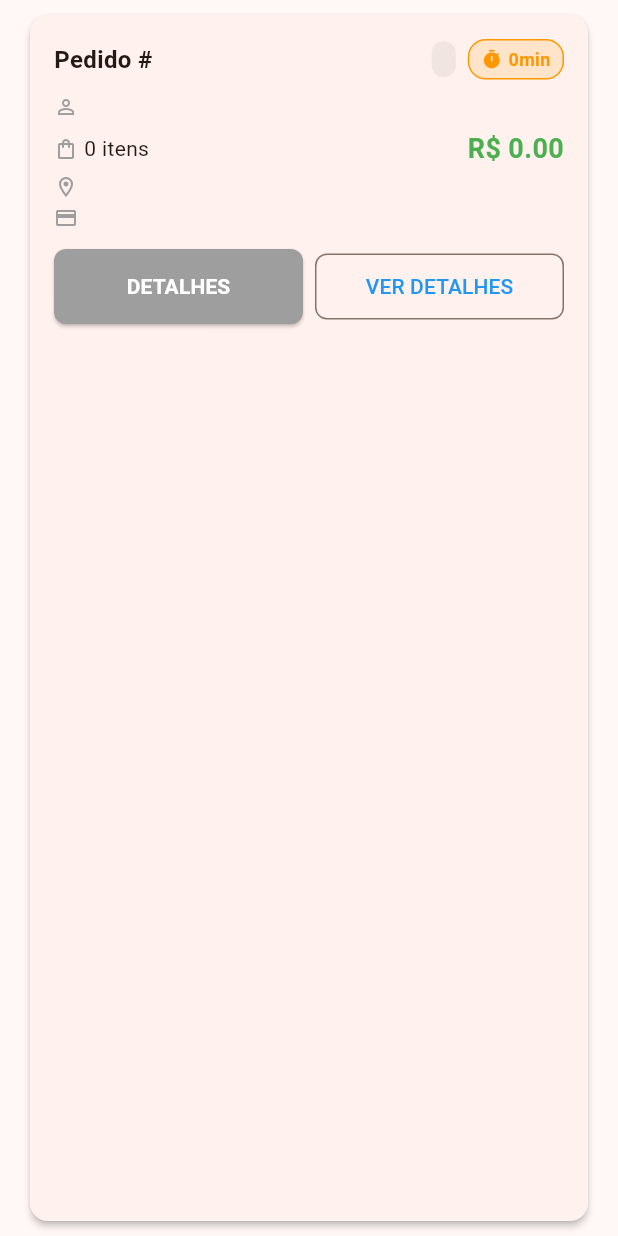
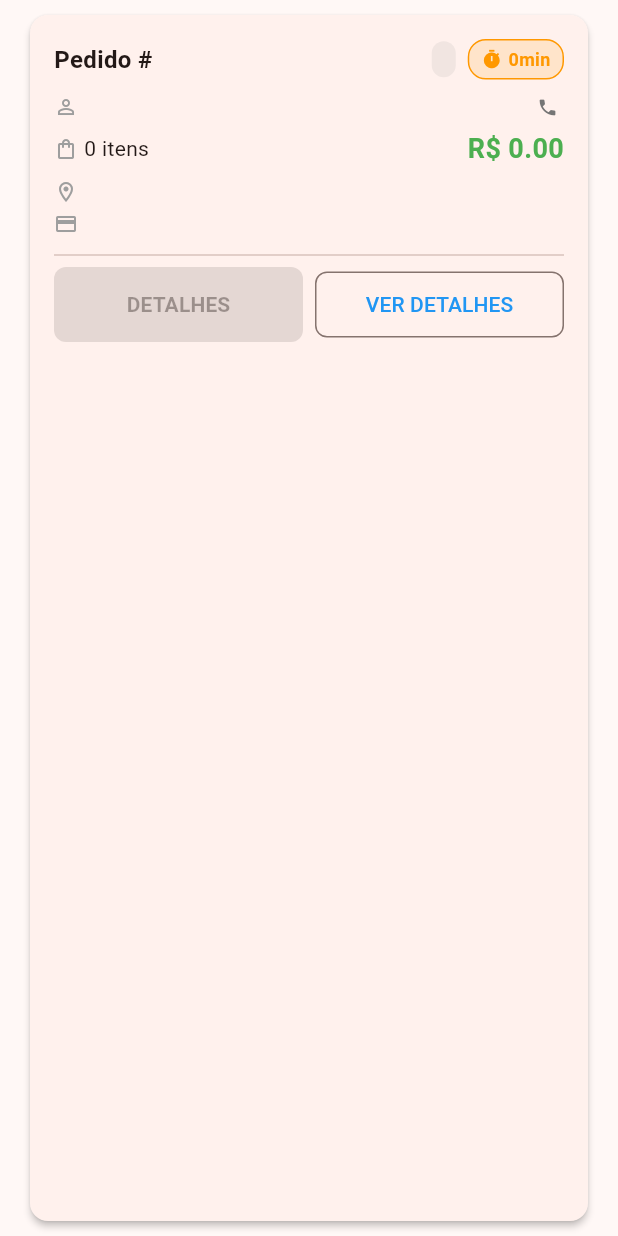
Before and after one commit to cassiotribeiro90/QuiManda, a Flutter app: the PedidoCardWidget widget shown alone on an empty page, opened directly with empty values, on a phone screen of 412 x 824 dp. Run offline on Flutter 3.47's test engine with Material 3 defaults, Android fonts, the phone set to English and light mode, and no system bars; our stand-ins replace dio, equatable, flutter_bloc, get_it, mask_text_input_formatter, shared_preferences; accounts and stored records are empty.

Commit message:
tela de pedidos

```diff
--- a/lib/app/di/dependencies.dart
+++ b/lib/app/di/dependencies.dart
@@ -44,8 +44,8 @@ Future<void> setupDependencies() async {
 
   // Pedidos
   getIt.registerLazySingleton<PedidosService>(() => PedidosService(getIt<ApiClient>()));
-  getIt.registerLazySingleton<PedidosRepository>(() => PedidosRepository(getIt<PedidosService>()));
-  getIt.registerFactory<PedidosCubit>(() => PedidosCubit(getIt<PedidosRepository>()));
+  getIt.registerLazySingleton<PedidoRepository>(() => PedidoRepository(getIt<PedidosService>()));
+  getIt.registerFactory<PedidosCubit>(() => PedidosCubit(getIt<PedidoRepository>()));
 
   // Produtos
   getIt.registerLazySingleton<ProdutosRepository>(() => ProdutosRepository(getIt<ApiClient>()));
--- a/lib/app/modules/pedidos/cubit/pedidos_cubit.dart
+++ b/lib/app/modules/pedidos/cubit/pedidos_cubit.dart
@@ -4,7 +4,7 @@ import 'pedidos_state.dart';
 import '../repository/pedidos_repository.dart';
 
 class PedidosCubit extends Cubit<PedidosState> {
-  final PedidosRepository _repository;
+  final PedidoRepository _repository;
 
   // 🔥 Manter o estado atual para fazer merge
   PedidosLoaded? _currentLoadedState;
--- /dev/null
+++ b/lib/app/modules/pedidos/model/pedido_item_model.dart
@@ -0,0 +1,35 @@
+// lib/app/modules/pedidos/model/pedido_item_model.dart
+import 'package:equatable/equatable.dart';
+
+class PedidoItemModel extends Equatable {
+  final String nome;
+  final int quantidade;
+  final double precoUnitario;
+  final double total;
+
+  const PedidoItemModel({
+    required this.nome,
+    required this.quantidade,
+    required this.precoUnitario,
+    required this.total,
+  });
+
+  factory PedidoItemModel.fromJson(Map<String, dynamic> json) {
+    return PedidoItemModel(
+      nome: json['nome']?.toString() ?? '',
+      quantidade: (json['quantidade'] as num?)?.toInt() ?? 0,
+      precoUnitario: (json['preco_unitario'] as num?)?.toDouble() ?? 0.0,
+      total: (json['total'] as num?)?.toDouble() ?? 0.0,
+    );
+  }
+
+  Map<String, dynamic> toJson() => {
+    'nome': nome,
+    'quantidade': quantidade,
+    'preco_unitario': precoUnitario,
+    'total': total,
+  };
+
+  @override
+  List<Object?> get props => [nome, quantidade, precoUnitario, total];
+}
--- a/lib/app/modules/pedidos/model/pedido_model.dart
+++ b/lib/app/modules/pedidos/model/pedido_model.dart
@@ -1,46 +1,44 @@
 // lib/app/modules/pedidos/model/pedido_model.dart
+import 'dart:convert';
 import 'package:equatable/equatable.dart';
+import 'pedido_item_model.dart';
 
 class PedidoModel extends Equatable {
   final int id;
   final String? codigo;
   final String? clienteNome;
+  final String? clienteTelefone;
   final int lojaId;
   final String status;
   final double total;
-  final String? criadoEm;
-  final int tempoEspera;
-  final int naoLidas;
-  final List<PedidoItemModel>? itens;
-  final String? clienteTelefone;
   final double? subtotal;
   final double? taxaEntrega;
   final double? desconto;
   final String? formaPagamento;
   final String? pagamentoStatus;
   final double? trocoPara;
-  final dynamic enderecoEntrega;
+  final dynamic enderecoEntrega; // pode ser Map ou String
+  final List<PedidoItemModel> itens;
   final String? observacoes;
   final double? distanciaKm;
   final int? tempoEsperaMin;
+  final String? criadoEm;
   final String? dataConfirmacao;
   final String? dataPreparo;
   final String? dataSaida;
   final String? dataEntrega;
   final dynamic entregador;
+  final int tempoEspera;
+  final int naoLidas;
 
   const PedidoModel({
     required this.id,
     this.codigo,
     this.clienteNome,
+    this.clienteTelefone,
     required this.lojaId,
     required this.status,
     required this.total,
-    this.criadoEm,
-    this.tempoEspera = 0,
-    this.naoLidas = 0,
-    this.itens,
-    this.clienteTelefone,
     this.subtotal,
     this.taxaEntrega,
     this.desconto,
@@ -48,60 +46,80 @@ class PedidoModel extends Equatable {
     this.pagamentoStatus,
     this.trocoPara,
     this.enderecoEntrega,
+    this.itens = const [],
     this.observacoes,
     this.distanciaKm,
     this.tempoEsperaMin,
+    this.criadoEm,
     this.dataConfirmacao,
     this.dataPreparo,
     this.dataSaida,
     this.dataEntrega,
     this.entregador,
+    this.tempoEspera = 0,
+    this.naoLidas = 0,
   });
 
   factory PedidoModel.fromJson(Map<String, dynamic> json) {
+    // Processar itens
+    List<PedidoItemModel> itens = [];
+    if (json['itens'] != null) {
+      if (json['itens'] is List) {
+        itens = (json['itens'] as List)
+            .map((e) => PedidoItemModel.fromJson(e))
+            .toList();
+      }
+    }
+
+    // Processar endereço
+    dynamic endereco = json['endereco_entrega'];
+    if (endereco is String && endereco.startsWith('{')) {
+      try {
+        endereco = jsonDecode(endereco);
+      } catch (_) {}
+    }
+
     return PedidoModel(
       id: json['id'] as int? ?? 0,
       codigo: json['codigo']?.toString(),
       clienteNome: json['cliente_nome']?.toString(),
+      clienteTelefone: json['cliente_telefone']?.toString(),
       lojaId: json['loja_id'] as int? ?? 0,
       status: json['status']?.toString() ?? 'novo',
       total: (json['total'] as num?)?.toDouble() ?? 0.0,
-      criadoEm: json['criado_em']?.toString(),
-      tempoEspera: json['tempo_espera'] as int? ?? 0,
-      naoLidas: json['nao_lidas'] as int? ?? 0,
-      itens: (json['itens'] as List?)?.map((e) => PedidoItemModel.fromJson(e)).toList(),
-      clienteTelefone: json['cliente_telefone']?.toString(),
       subtotal: (json['subtotal'] as num?)?.toDouble(),
       taxaEntrega: (json['taxa_entrega'] as num?)?.toDouble(),
       desconto: (json['desconto'] as num?)?.toDouble(),
       formaPagamento: json['forma_pagamento']?.toString(),
       pagamentoStatus: json['pagamento_status']?.toString(),
       trocoPara: (json['troco_para'] as num?)?.toDouble(),
-      enderecoEntrega: json['endereco_entrega'],
+      enderecoEntrega: endereco,
+      itens: itens,
       observacoes: json['observacoes']?.toString(),
       distanciaKm: (json['distancia_km'] as num?)?.toDouble(),
       tempoEsperaMin: json['tempo_espera_min'] as int?,
+      criadoEm: json['criado_em']?.toString(),
       dataConfirmacao: json['data_confirmacao']?.toString(),
       dataPreparo: json['data_preparo']?.toString(),
       dataSaida: json['data_saida']?.toString(),
       dataEntrega: json['data_entrega']?.toString(),
       entregador: json['entregador'],
+      tempoEspera: json['tempo_espera'] as int? ?? 0,
+      naoLidas: json['nao_lidas'] as int? ?? 0,
     );
   }
 
-  bool get isAtivo => ['novo', 'em_preparo', 'pronto', 'saiu', 'aguardando', 'confirmado'].contains(status);
   bool get isNovo => status == 'novo';
-  bool get isEmPreparo => status == 'em_preparo';
+  bool get isEmPreparo => status == 'em_preparo' || status == 'preparando';
   bool get isPronto => status == 'pronto';
   bool get isSaiu => status == 'saiu';
-  bool get isEntregue => status == 'entregue';
-  bool get isCancelado => status == 'cancelado';
-  bool get isRecusado => status == 'recusado';
+  bool get isPreparando => isEmPreparo;
 
   String get statusLabel {
     switch (status) {
       case 'novo': return 'Novo';
-      case 'em_preparo': return 'Em preparo';
+      case 'em_preparo':
+      case 'preparando': return 'Em preparo';
       case 'pronto': return 'Pronto';
       case 'saiu': return 'Saiu para entrega';
       case 'entregue': return 'Entregue';
@@ -114,29 +132,3 @@ class PedidoModel extends Equatable {
   @override
   List<Object?> get props => [id, status, total, tempoEspera, naoLidas];
 }
-
-class PedidoItemModel extends Equatable {
-  final String nome;
-  final int quantidade;
-  final double precoUnitario;
-  final double? total;
-
-  const PedidoItemModel({
-    required this.nome,
-    required this.quantidade,
-    required this.precoUnitario,
-    this.total,
-  });
-
-  factory PedidoItemModel.fromJson(Map<String, dynamic> json) {
-    return PedidoItemModel(
-      nome: json['nome']?.toString() ?? '',
-      quantidade: json['quantidade'] as int? ?? 0,
-      precoUnitario: (json['preco_unitario'] as num?)?.toDouble() ?? 0.0,
-      total: (json['total'] as num?)?.toDouble(),
-    );
-  }
-
-  @override
-  List<Object?> get props => [nome, quantidade, precoUnitario];
-}
--- a/lib/app/modules/pedidos/repository/pedidos_repository.dart
+++ b/lib/app/modules/pedidos/repository/pedidos_repository.dart
@@ -2,7 +2,7 @@
 import '../model/pedido_model.dart';
 import '../service/pedidos_service.dart';
 
-class PedidosRepository {
+class PedidoRepository {
   final PedidosService _service;
 
   // 🔥 Cache simples para evitar recarregar desnecessário
@@ -10,7 +10,7 @@ class PedidosRepository {
   DateTime? _cacheTime;
   final Duration _cacheDuration = const Duration(seconds: 15);
 
-  PedidosRepository(this._service);
+  PedidoRepository(this._service);
 
   Future<List<PedidoModel>> listarAtivos() async {
     final data = await _service.listarAtivos();
--- a/lib/app/modules/pedidos/widgets/pedido_card_widget.dart
+++ b/lib/app/modules/pedidos/widgets/pedido_card_widget.dart
@@ -20,7 +20,10 @@ class PedidoCardWidget extends StatelessWidget {
 
   @override
   Widget build(BuildContext context) {
-    final isNovo = pedido.status == 'novo';
+    final isNovo = pedido.isNovo;
+    final isPreparando = pedido.isPreparando;
+    final isPronto = pedido.isPronto;
+    final isSaiu = pedido.isSaiu;
 
     return Padding(
       padding: const EdgeInsets.symmetric(horizontal: 16, vertical: 6),
@@ -30,24 +33,18 @@ class PedidoCardWidget extends StatelessWidget {
           borderRadius: BorderRadius.circular(12),
           side: isNovo ? BorderSide(color: Colors.red.shade300, width: 1.5) : BorderSide.none,
         ),
-        child: InkWell(
-          onTap: onTap,
-          borderRadius: BorderRadius.circular(12),
         child: Padding(
           padding: const EdgeInsets.all(16),
           child: Column(
             crossAxisAlignment: CrossAxisAlignment.start,
             children: [
-                // 🔥 Linha 1: Código + Status + Timer
+              // 🔥 Cabeçalho: Código + Status + Timer
               Row(
                 children: [
                   Expanded(
                     child: Text(
                       'Pedido #${pedido.codigo ?? pedido.id}',
-                        style: const TextStyle(
-                          fontWeight: FontWeight.bold,
-                          fontSize: 16,
-                        ),
+                      style: const TextStyle(fontWeight: FontWeight.bold, fontSize: 16),
                       overflow: TextOverflow.ellipsis,
                     ),
                   ),
@@ -58,25 +55,39 @@ class PedidoCardWidget extends StatelessWidget {
                 ],
               ),
               const SizedBox(height: 8),
-                // 🔥 Linha 2: Cliente
+
+              // 🔥 Cliente
               Row(
                 children: [
                   const Icon(Icons.person_outline, size: 16, color: Colors.grey),
                   const SizedBox(width: 4),
-                    Text(
+                  Expanded(
+                    child: Text(
                       pedido.clienteNome ?? 'Cliente',
                       style: const TextStyle(fontSize: 14),
+                      overflow: TextOverflow.ellipsis,
                     ),
+                  ),
+                  if (pedido.clienteTelefone != null) ...[
+                    const SizedBox(width: 8),
+                    Icon(Icons.phone, size: 14, color: Colors.grey[600]),
+                    const SizedBox(width: 4),
+                    Text(
+                      pedido.clienteTelefone!,
+                      style: TextStyle(fontSize: 12, color: Colors.grey[600]),
+                    ),
+                  ],
                 ],
               ),
               const SizedBox(height: 4),
-                // 🔥 Linha 3: Itens + Total
+
+              // 🔥 Resumo: Itens + Total
               Row(
                 children: [
                   const Icon(Icons.shopping_bag_outlined, size: 16, color: Colors.grey),
                   const SizedBox(width: 4),
                   Text(
-                      '${pedido.itens?.length ?? 0} itens',
+                    '${pedido.itens.length} itens',
                     style: const TextStyle(fontSize: 14),
                   ),
                   const Spacer(),
@@ -90,10 +101,66 @@ class PedidoCardWidget extends StatelessWidget {
                   ),
                 ],
               ),
-                // 🔥 Linha 4: Endereço (se disponível)
+              const SizedBox(height: 8),
+
+              // 🔥 Lista de Itens (sempre visível)
+              if (pedido.itens.isNotEmpty) ...[
+                const Divider(thickness: 1),
+                const Text(
+                  'Itens:',
+                  style: TextStyle(fontWeight: FontWeight.bold, fontSize: 14),
+                ),
+                const SizedBox(height: 4),
+                // Se muitos itens, coloca em um container com altura máxima e scroll
+                if (pedido.itens.length > 5)
+                  SizedBox(
+                    height: 120,
+                    child: ListView.builder(
+                      shrinkWrap: true,
+                      itemCount: pedido.itens.length,
+                      itemBuilder: (context, index) {
+                        final item = pedido.itens[index];
+                        return Padding(
+                          padding: const EdgeInsets.symmetric(vertical: 2),
+                          child: Row(
+                            children: [
+                              Text(
+                                '${item.quantidade}x',
+                                style: const TextStyle(fontWeight: FontWeight.bold),
+                              ),
+                              const SizedBox(width: 8),
+                              Expanded(child: Text(item.nome)),
+                              Text('R\$ ${(item.precoUnitario * item.quantidade).toStringAsFixed(2)}'),
+                            ],
+                          ),
+                        );
+                      },
+                    ),
+                  )
+                else
+                  Column(
+                    children: pedido.itens.map((item) => Padding(
+                      padding: const EdgeInsets.symmetric(vertical: 2),
+                      child: Row(
+                        children: [
+                          Text(
+                            '${item.quantidade}x',
+                            style: const TextStyle(fontWeight: FontWeight.bold),
+                          ),
+                          const SizedBox(width: 8),
+                          Expanded(child: Text(item.nome)),
+                          Text('R\$ ${(item.precoUnitario * item.quantidade).toStringAsFixed(2)}'),
+                        ],
+                      ),
+                    )).toList(),
+                  ),
+                const SizedBox(height: 8),
+              ],
+
+              // 🔥 Endereço
               if (pedido.enderecoEntrega != null) ...[
-                  const SizedBox(height: 4),
                 Row(
+                  crossAxisAlignment: CrossAxisAlignment.start,
                   children: [
                     const Icon(Icons.location_on_outlined, size: 16, color: Colors.grey),
                     const SizedBox(width: 4),
@@ -101,16 +168,15 @@ class PedidoCardWidget extends StatelessWidget {
                       child: Text(
                         _formatEndereco(pedido.enderecoEntrega),
                         style: const TextStyle(fontSize: 12, color: Colors.grey),
-                          maxLines: 1,
-                          overflow: TextOverflow.ellipsis,
                       ),
                     ),
                   ],
                 ),
+                const SizedBox(height: 4),
               ],
-                // 🔥 Linha 5: Forma de Pagamento
+
+              // 🔥 Forma de pagamento
               if (pedido.formaPagamento != null) ...[
-                  const SizedBox(height: 4),
                 Row(
                   children: [
                     const Icon(Icons.payment_outlined, size: 16, color: Colors.grey),
@@ -121,56 +187,47 @@ class PedidoCardWidget extends StatelessWidget {
                     ),
                   ],
                 ),
+                const SizedBox(height: 4),
               ],
-                // 🔥 Linha 6: Observações
+
+              // 🔥 Observações
               if (pedido.observacoes != null && pedido.observacoes!.isNotEmpty) ...[
-                  const SizedBox(height: 4),
                 Row(
+                  crossAxisAlignment: CrossAxisAlignment.start,
                   children: [
                     const Icon(Icons.comment_outlined, size: 16, color: Colors.grey),
                     const SizedBox(width: 4),
                     Expanded(
                       child: Text(
                         pedido.observacoes!,
-                          style: const TextStyle(
-                            fontSize: 12,
-                            color: Colors.grey,
-                            fontStyle: FontStyle.italic,
-                          ),
-                          maxLines: 1,
-                          overflow: TextOverflow.ellipsis,
+                        style: const TextStyle(fontSize: 12, color: Colors.grey, fontStyle: FontStyle.italic),
                       ),
                     ),
                   ],
                 ),
+                const SizedBox(height: 4),
               ],
-                // 🔥 Botões de ação
-                const SizedBox(height: 12),
+
+              // 🔥 Botões de ação (sempre visíveis)
+              const Divider(thickness: 1),
               Row(
                 children: [
-                    // Botão principal (varia conforme status)
                   Expanded(
                     child: ElevatedButton(
-                        onPressed: onAceitar,
+                      onPressed: _getAcaoPrincipal(),
                       style: ElevatedButton.styleFrom(
                         backgroundColor: _getCorBotaoPrincipal(),
                         foregroundColor: Colors.white,
                         padding: const EdgeInsets.symmetric(vertical: 12),
-                          shape: RoundedRectangleBorder(
-                            borderRadius: BorderRadius.circular(8),
-                          ),
+                        shape: RoundedRectangleBorder(borderRadius: BorderRadius.circular(8)),
                       ),
                       child: Text(
                         _getTextoBotaoPrincipal(),
-                          style: const TextStyle(
-                            fontWeight: FontWeight.bold,
-                            fontSize: 14,
-                          ),
+                        style: const TextStyle(fontWeight: FontWeight.bold, fontSize: 14),
                       ),
                     ),
                   ),
                   const SizedBox(width: 8),
-                    // Botão secundário
                   if (isNovo)
                     Expanded(
                       child: OutlinedButton(
@@ -178,9 +235,7 @@ class PedidoCardWidget extends StatelessWidget {
                         style: OutlinedButton.styleFrom(
                           foregroundColor: Colors.red,
                           padding: const EdgeInsets.symmetric(vertical: 12),
-                            shape: RoundedRectangleBorder(
-                              borderRadius: BorderRadius.circular(8),
-                            ),
+                          shape: RoundedRectangleBorder(borderRadius: BorderRadius.circular(8)),
                           side: const BorderSide(color: Colors.red),
                         ),
                         child: const Text('RECUSAR'),
@@ -193,9 +248,7 @@ class PedidoCardWidget extends StatelessWidget {
                         style: OutlinedButton.styleFrom(
                           foregroundColor: Colors.blue,
                           padding: const EdgeInsets.symmetric(vertical: 12),
-                            shape: RoundedRectangleBorder(
-                              borderRadius: BorderRadius.circular(8),
-                            ),
+                          shape: RoundedRectangleBorder(borderRadius: BorderRadius.circular(8)),
                         ),
                         child: const Text('VER DETALHES'),
                       ),
@@ -203,7 +256,6 @@ class PedidoCardWidget extends StatelessWidget {
                 ],
               ),
             ],
-            ),
           ),
         ),
       ),
@@ -243,22 +295,28 @@ class PedidoCardWidget extends StatelessWidget {
   }
 
   String _getTextoBotaoPrincipal() {
-    switch (pedido.status) {
-      case 'novo': return 'ACEITAR';
-      case 'preparando': return 'PRONTO';
-      case 'pronto': return 'SAIU';
-      case 'saiu': return 'ENTREGUE';
-      default: return 'DETALHES';
-    }
+    if (pedido.isNovo) return 'ACEITAR';
+    if (pedido.isPreparando) return 'PRONTO';
+    if (pedido.isPronto) return 'SAIU';
+    if (pedido.isSaiu) return 'ENTREGUE';
+    return 'DETALHES';
   }
 
   Color _getCorBotaoPrincipal() {
-    switch (pedido.status) {
-      case 'novo': return Colors.green;
-      case 'preparando': return Colors.orange;
-      case 'pronto': return Colors.blue;
-      case 'saiu': return Colors.purple;
-      default: return Colors.grey;
+    if (pedido.isNovo) return Colors.green;
+    if (pedido.isPreparando) return Colors.orange;
+    if (pedido.isPronto) return Colors.blue;
+    if (pedido.isSaiu) return Colors.purple;
+    return Colors.grey;
+  }
+
+  VoidCallback? _getAcaoPrincipal() {
+    if (pedido.isNovo ||
+        pedido.isPreparando ||
+        pedido.isPronto ||
+        pedido.isSaiu) {
+      return onAceitar;
+    }
+    return null;
   }
 }
-}
```
Lines whose indentation alone changed are shown as unchanged.
